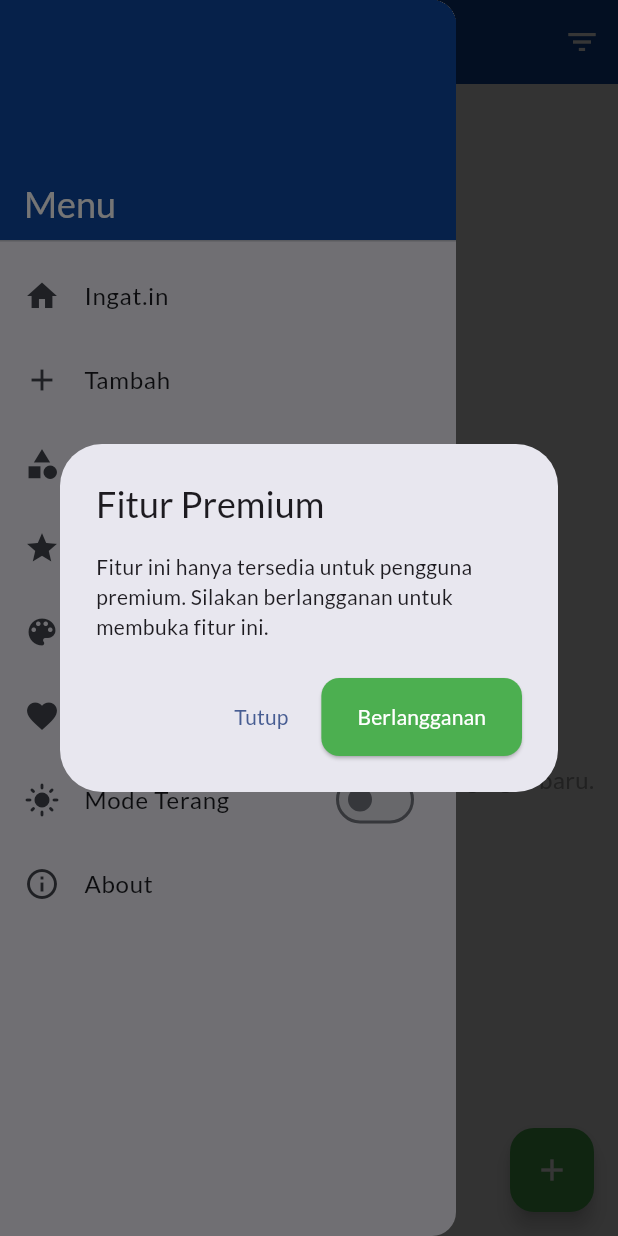
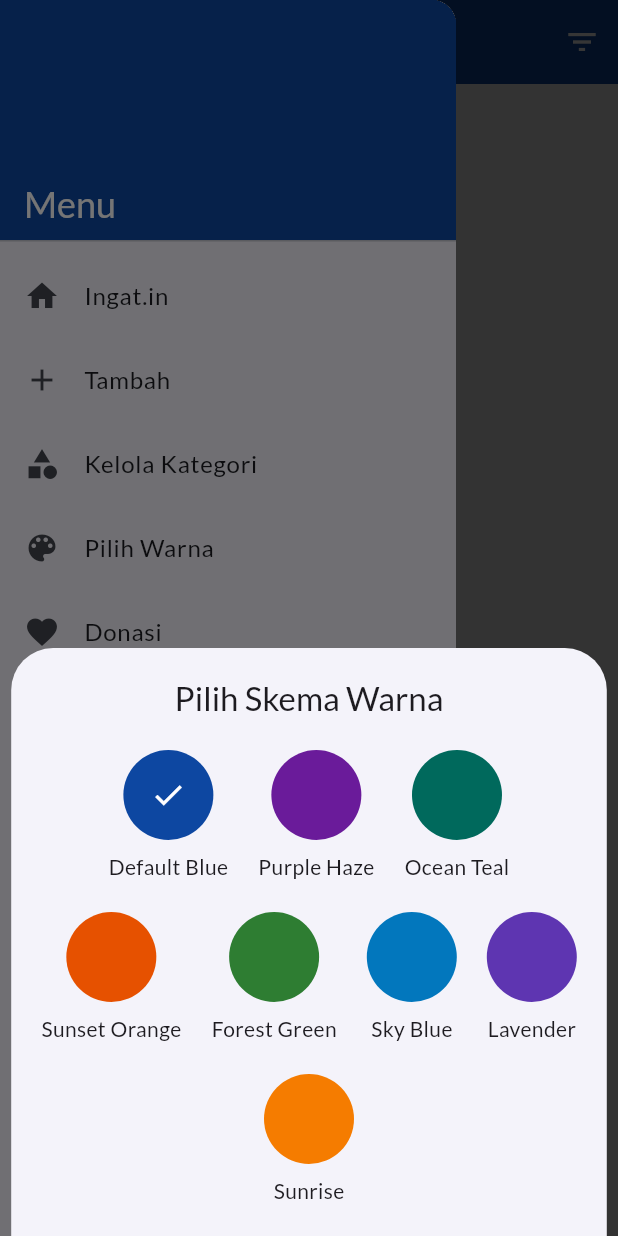
Before and after one commit to YopaAW/PML, a Flutter app: the screen it shows after launch, in the side drawer, after a tap on "Pilih Warna", on a phone screen of 412 x 824 dp. Run offline on Flutter 3.47's test engine with Material 3 defaults, Android fonts, the light colour scheme and no system bars; our stand-ins replace flutter_local_notifications, flutter_riverpod, go_router, google_fonts, hive, hive_flutter and 1 more; accounts and stored records are empty.

Commit message:
Update from remote and apply stashed changes, overwriting local PRD.md

```diff
--- a/lib/main.dart
+++ b/lib/main.dart
@@ -11,7 +11,7 @@
 import 'pages/about_page.dart';
 import 'pages/manage_categories_page.dart';
 import 'pages/donation_page.dart';
-import 'pages/subscription_page.dart';
+
 import 'database_hive.dart'; // Import the Hive database
 import 'services/notification_service.dart';
 
@@ -55,10 +55,7 @@
       path: '/donation',
       builder: (context, state) => const DonationPage(),
     ),
-    GoRoute(
-      path: '/subscription',
-      builder: (context, state) => const SubscriptionPage(),
-    ),
+
     // TODO: Tambahkan rute '/edit/:id' jika diperlukan
   ],
 );
--- a/lib/pages/home_page.dart
+++ b/lib/pages/home_page.dart
@@ -7,7 +7,7 @@ import '../providers/category_provider.dart';
 import '../models/category_model.dart' as app_models;
 import '../providers/filter_provider.dart';
 import '../providers/theme_provider.dart';
-import '../providers/subscription_provider.dart';
+
 import '../widgets/reminder_card.dart';
 import '../widgets/color_selection_bottom_sheet.dart';
 
@@ -21,7 +21,7 @@ class HomePage extends ConsumerWidget {
     final selectedMonth = ref.watch(selectedMonthProvider);
     final selectedCategory = ref.watch(selectedCategoryProvider);
     final theme = Theme.of(context);
-    final isSubscribed = ref.watch(isSubscribedProvider);
+
 
     final filteredReminders = allReminders.where((reminder) {
       final reminderDate = reminder.eventDate;
@@ -66,42 +66,15 @@ class HomePage extends ConsumerWidget {
               title: const Text('Kelola Kategori'),
               onTap: () => context.go('/categories'),
             ),
-            ListTile(
-              leading: const Icon(Icons.star),
-              title: const Text('Berlangganan'),
-              onTap: () => context.go('/subscription'),
-            ),
+
             ListTile(
               leading: const Icon(Icons.color_lens),
               title: const Text('Pilih Warna'),
               onTap: () {
-                if (isSubscribed) {
-                  showModalBottomSheet(
-                    context: context,
-                    builder: (context) => const ColorSelectionBottomSheet(),
-                  );
-                } else {
-                  showDialog(
-                    context: context,
-                    builder: (context) => AlertDialog(
-                      title: const Text('Fitur Premium'),
-                      content: const Text('Fitur ini hanya tersedia untuk pengguna premium. Silakan berlangganan untuk membuka fitur ini.'),
-                      actions: [
-                        TextButton(
-                          onPressed: () => Navigator.of(context).pop(),
-                          child: const Text('Tutup'),
-                        ),
-                        ElevatedButton(
-                          onPressed: () {
-                            Navigator.of(context).pop();
-                            context.go('/subscription');
-                          },
-                          child: const Text('Berlangganan'),
-                        ),
-                      ],
-                    ),
-                  );
-                }
+                showModalBottomSheet(
+                  context: context,
+                  builder: (context) => const ColorSelectionBottomSheet(),
+                );
               },
             ),
             ListTile(
--- a/lib/providers/subscription_provider.dart
+++ /dev/null
@@ -1,15 +0,0 @@
-import 'package:flutter_riverpod/flutter_riverpod.dart';
-
-final subscriptionEndDateProvider = StateProvider<DateTime?>((ref) => null);
-
-final isSubscribedProvider = Provider<bool>((ref) {
-  final endDate = ref.watch(subscriptionEndDateProvider);
-  if (endDate == null) {
-    return false;
-  }
-  // Lifetime subscription
-  if (endDate.year == 9999) {
-    return true;
-  }
-  return endDate.isAfter(DateTime.now());
-});
```
Also changed, not shown: lib/pages/subscription_page.dart (deleted, +0 -189 lines), 1 other file.
